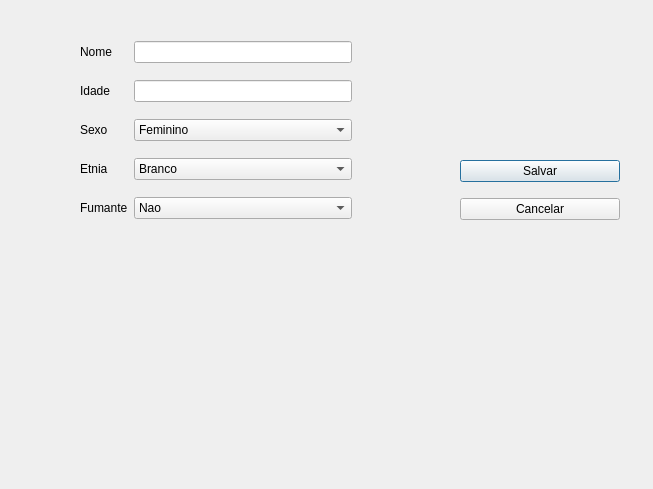
Old version of the form image_get/image_get/patientfile.ui in the repository isabelasd/tcc.
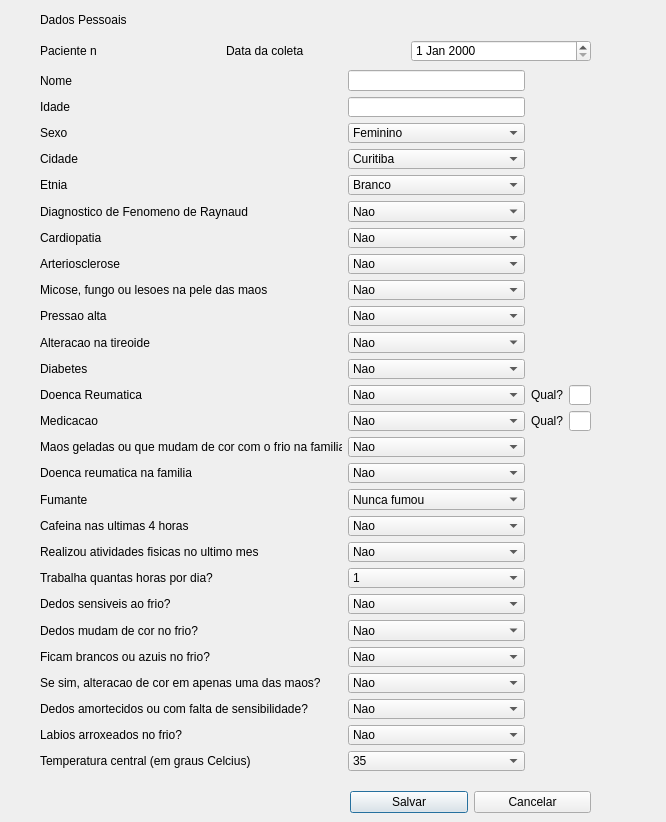
New version of the form.

```diff
--- a/image_get/image_get/patientfile.ui
+++ b/image_get/image_get/patientfile.ui
@@ -6,8 +6,8 @@
    <rect>
     <x>0</x>
     <y>0</y>
-    <width>653</width>
-    <height>489</height>
+    <width>666</width>
+    <height>822</height>
    </rect>
   </property>
   <property name="windowTitle">
@@ -16,19 +16,15 @@
   <widget class="QWidget" name="gridLayoutWidget">
    <property name="geometry">
     <rect>
-     <x>80</x>
-     <y>30</y>
-     <width>272</width>
-     <height>201</height>
+     <x>40</x>
+     <y>70</y>
+     <width>551</width>
+     <height>701</height>
     </rect>
    </property>
    <layout class="QGridLayout" name="gridLayout">
-    <item row="1" column="0">
-     <widget class="QLabel" name="idade_label">
-      <property name="text">
-       <string>Idade</string>
-      </property>
-     </widget>
+    <item row="0" column="2">
+     <widget class="QLineEdit" name="nome_in"/>
     </item>
     <item row="2" column="2">
      <widget class="QComboBox" name="sexo">
@@ -44,7 +40,14 @@
       </item>
      </widget>
     </item>
-    <item row="3" column="2">
+    <item row="1" column="0">
+     <widget class="QLabel" name="idade_label">
+      <property name="text">
+       <string>Idade</string>
+      </property>
+     </widget>
+    </item>
+    <item row="4" column="2">
      <widget class="QComboBox" name="etnia">
       <item>
        <property name="text">
@@ -61,19 +64,33 @@
         <string>Negro</string>
        </property>
       </item>
+      <item>
+       <property name="text">
+        <string>Asiatico</string>
+       </property>
+      </item>
+      <item>
+       <property name="text">
+        <string>Outros</string>
+       </property>
+      </item>
      </widget>
     </item>
-    <item row="0" column="2">
-     <widget class="QLineEdit" name="nome_in"/>
-    </item>
-    <item row="3" column="0">
+    <item row="4" column="0">
      <widget class="QLabel" name="etnia_label">
       <property name="text">
        <string>Etnia</string>
       </property>
      </widget>
     </item>
-    <item row="4" column="0">
+    <item row="0" column="0">
+     <widget class="QLabel" name="nome_label">
+      <property name="text">
+       <string>Nome</string>
+      </property>
+     </widget>
+    </item>
+    <item row="16" column="0">
      <widget class="QLabel" name="fumante_label">
       <property name="text">
        <string>Fumante</string>
@@ -87,18 +104,30 @@
       </property>
      </widget>
     </item>
-    <item row="0" column="0">
-     <widget class="QLabel" name="nome_label">
-      <property name="text">
-       <string>Nome</string>
-      </property>
+    <item row="16" column="2">
+     <widget class="QComboBox" name="fumante">
+      <item>
+       <property name="text">
+        <string>Nunca fumou</string>
+       </property>
+      </item>
+      <item>
+       <property name="text">
+        <string>Ex fumante</string>
+       </property>
+      </item>
+      <item>
+       <property name="text">
+        <string>Fumou nas ultimas 4 horas</string>
+       </property>
+      </item>
      </widget>
     </item>
     <item row="1" column="2">
      <widget class="QLineEdit" name="idade_in"/>
     </item>
-    <item row="4" column="2">
-     <widget class="QComboBox" name="fumante">
+    <item row="6" column="2">
+     <widget class="QComboBox" name="comboBox_3">
       <item>
        <property name="text">
         <string>Nao</string>
@@ -111,18 +140,686 @@
       </item>
      </widget>
     </item>
+    <item row="7" column="2">
+     <widget class="QComboBox" name="comboBox_4">
+      <item>
+       <property name="text">
+        <string>Nao</string>
+       </property>
+      </item>
+      <item>
+       <property name="text">
+        <string>Sim</string>
+       </property>
+      </item>
+     </widget>
+    </item>
+    <item row="14" column="2">
+     <widget class="QComboBox" name="comboBox_11">
+      <item>
+       <property name="text">
+        <string>Nao</string>
+       </property>
+      </item>
+      <item>
+       <property name="text">
+        <string>Sim</string>
+       </property>
+      </item>
+     </widget>
+    </item>
+    <item row="15" column="2">
+     <widget class="QComboBox" name="comboBox_12">
+      <item>
+       <property name="text">
+        <string>Nao</string>
+       </property>
+      </item>
+      <item>
+       <property name="text">
+        <string>Sim</string>
+       </property>
+      </item>
+     </widget>
+    </item>
+    <item row="19" column="0">
+     <widget class="QLabel" name="label_19">
+      <property name="text">
+       <string>Trabalha quantas horas por dia?</string>
+      </property>
+     </widget>
+    </item>
+    <item row="12" column="0">
+     <widget class="QLabel" name="label_11">
+      <property name="text">
+       <string>Doenca Reumatica</string>
+      </property>
+     </widget>
+    </item>
+    <item row="19" column="2">
+     <widget class="QComboBox" name="comboBox_15">
+      <item>
+       <property name="text">
+        <string>1</string>
+       </property>
+      </item>
+      <item>
+       <property name="text">
+        <string>2</string>
+       </property>
+      </item>
+      <item>
+       <property name="text">
+        <string>3</string>
+       </property>
+      </item>
+      <item>
+       <property name="text">
+        <string>4</string>
+       </property>
+      </item>
+      <item>
+       <property name="text">
+        <string>5</string>
+       </property>
+      </item>
+      <item>
+       <property name="text">
+        <string>6</string>
+       </property>
+      </item>
+      <item>
+       <property name="text">
+        <string>7</string>
+       </property>
+      </item>
+      <item>
+       <property name="text">
+        <string>8</string>
+       </property>
+      </item>
+      <item>
+       <property name="text">
+        <string>9</string>
+       </property>
+      </item>
+      <item>
+       <property name="text">
+        <string>10</string>
+       </property>
+      </item>
+      <item>
+       <property name="text">
+        <string>11</string>
+       </property>
+      </item>
+      <item>
+       <property name="text">
+        <string>12</string>
+       </property>
+      </item>
+      <item>
+       <property name="text">
+        <string>13</string>
+       </property>
+      </item>
+      <item>
+       <property name="text">
+        <string>14 ou mais</string>
+       </property>
+      </item>
+     </widget>
+    </item>
+    <item row="12" column="2">
+     <widget class="QComboBox" name="comboBox_9">
+      <item>
+       <property name="text">
+        <string>Nao</string>
+       </property>
+      </item>
+      <item>
+       <property name="text">
+        <string>Sim</string>
+       </property>
+      </item>
+     </widget>
+    </item>
+    <item row="11" column="2">
+     <widget class="QComboBox" name="comboBox_8">
+      <item>
+       <property name="text">
+        <string>Nao</string>
+       </property>
+      </item>
+      <item>
+       <property name="text">
+        <string>Sim</string>
+       </property>
+      </item>
+     </widget>
+    </item>
+    <item row="9" column="2">
+     <widget class="QComboBox" name="comboBox_6">
+      <item>
+       <property name="text">
+        <string>Nao</string>
+       </property>
+      </item>
+      <item>
+       <property name="text">
+        <string>Sim</string>
+       </property>
+      </item>
+     </widget>
+    </item>
+    <item row="20" column="0">
+     <widget class="QLabel" name="label_20">
+      <property name="text">
+       <string>Dedos sensiveis ao frio?</string>
+      </property>
+     </widget>
+    </item>
+    <item row="8" column="2">
+     <widget class="QComboBox" name="comboBox_5">
+      <item>
+       <property name="text">
+        <string>Nao</string>
+       </property>
+      </item>
+      <item>
+       <property name="text">
+        <string>Sim</string>
+       </property>
+      </item>
+     </widget>
+    </item>
+    <item row="5" column="0">
+     <widget class="QLabel" name="label_4">
+      <property name="text">
+       <string>Diagnostico de Fenomeno de Raynaud</string>
+      </property>
+     </widget>
+    </item>
+    <item row="5" column="2">
+     <widget class="QComboBox" name="comboBox_2">
+      <item>
+       <property name="text">
+        <string>Nao</string>
+       </property>
+      </item>
+      <item>
+       <property name="text">
+        <string>Sim</string>
+       </property>
+      </item>
+     </widget>
+    </item>
+    <item row="23" column="0">
+     <widget class="QLabel" name="label_23">
+      <property name="text">
+       <string>Se sim, alteracao de cor em apenas uma das maos?</string>
+      </property>
+     </widget>
+    </item>
+    <item row="20" column="2">
+     <widget class="QComboBox" name="comboBox_16">
+      <item>
+       <property name="text">
+        <string>Nao</string>
+       </property>
+      </item>
+      <item>
+       <property name="text">
+        <string>Sim</string>
+       </property>
+      </item>
+     </widget>
+    </item>
+    <item row="12" column="3">
+     <widget class="QLabel" name="label_12">
+      <property name="text">
+       <string>Qual?</string>
+      </property>
+     </widget>
+    </item>
+    <item row="10" column="2">
+     <widget class="QComboBox" name="comboBox_7">
+      <item>
+       <property name="text">
+        <string>Nao</string>
+       </property>
+      </item>
+      <item>
+       <property name="text">
+        <string>Sim</string>
+       </property>
+      </item>
+     </widget>
+    </item>
+    <item row="10" column="0">
+     <widget class="QLabel" name="label_9">
+      <property name="text">
+       <string>Alteracao na tireoide</string>
+      </property>
+     </widget>
+    </item>
+    <item row="11" column="0">
+     <widget class="QLabel" name="label_10">
+      <property name="text">
+       <string>Diabetes</string>
+      </property>
+     </widget>
+    </item>
+    <item row="25" column="0">
+     <widget class="QLabel" name="label_25">
+      <property name="text">
+       <string>Labios arroxeados no frio?</string>
+      </property>
+     </widget>
+    </item>
+    <item row="26" column="0">
+     <widget class="QLabel" name="label_26">
+      <property name="text">
+       <string>Temperatura central (em graus Celcius)</string>
+      </property>
+     </widget>
+    </item>
+    <item row="3" column="2">
+     <widget class="QComboBox" name="comboBox">
+      <item>
+       <property name="text">
+        <string>Curitiba</string>
+       </property>
+      </item>
+      <item>
+       <property name="text">
+        <string>Sao Jose dos Pinhais</string>
+       </property>
+      </item>
+      <item>
+       <property name="text">
+        <string>Pinhais</string>
+       </property>
+      </item>
+      <item>
+       <property name="text">
+        <string>Araucaria</string>
+       </property>
+      </item>
+      <item>
+       <property name="text">
+        <string>Almirante Tamandare</string>
+       </property>
+      </item>
+      <item>
+       <property name="text">
+        <string>Outra</string>
+       </property>
+      </item>
+     </widget>
+    </item>
+    <item row="13" column="0">
+     <widget class="QLabel" name="label_13">
+      <property name="text">
+       <string>Medicacao</string>
+      </property>
+     </widget>
+    </item>
+    <item row="13" column="2">
+     <widget class="QComboBox" name="comboBox_10">
+      <item>
+       <property name="text">
+        <string>Nao</string>
+       </property>
+      </item>
+      <item>
+       <property name="text">
+        <string>Sim</string>
+       </property>
+      </item>
+     </widget>
+    </item>
+    <item row="14" column="0">
+     <widget class="QLabel" name="label_15">
+      <property name="text">
+       <string>Maos geladas ou que mudam de cor com o frio na familia</string>
+      </property>
+     </widget>
+    </item>
+    <item row="17" column="2">
+     <widget class="QComboBox" name="comboBox_13">
+      <item>
+       <property name="text">
+        <string>Nao</string>
+       </property>
+      </item>
+      <item>
+       <property name="text">
+        <string>Sim</string>
+       </property>
+      </item>
+     </widget>
+    </item>
+    <item row="17" column="0">
+     <widget class="QLabel" name="label_17">
+      <property name="text">
+       <string>Cafeina nas ultimas 4 horas</string>
+      </property>
+     </widget>
+    </item>
+    <item row="24" column="0">
+     <widget class="QLabel" name="label_24">
+      <property name="text">
+       <string>Dedos amortecidos ou com falta de sensibilidade?</string>
+      </property>
+     </widget>
+    </item>
+    <item row="3" column="0">
+     <widget class="QLabel" name="label_3">
+      <property name="text">
+       <string>Cidade</string>
+      </property>
+     </widget>
+    </item>
+    <item row="6" column="0">
+     <widget class="QLabel" name="label_5">
+      <property name="text">
+       <string>Cardiopatia</string>
+      </property>
+     </widget>
+    </item>
+    <item row="7" column="0">
+     <widget class="QLabel" name="label_6">
+      <property name="text">
+       <string>Arteriosclerose</string>
+      </property>
+     </widget>
+    </item>
+    <item row="9" column="0">
+     <widget class="QLabel" name="label_8">
+      <property name="text">
+       <string>Pressao alta</string>
+      </property>
+     </widget>
+    </item>
+    <item row="13" column="4">
+     <widget class="QLineEdit" name="lineEdit_2"/>
+    </item>
+    <item row="13" column="3">
+     <widget class="QLabel" name="label_14">
+      <property name="text">
+       <string>Qual?</string>
+      </property>
+     </widget>
+    </item>
+    <item row="8" column="0">
+     <widget class="QLabel" name="label_7">
+      <property name="text">
+       <string>Micose, fungo ou lesoes na pele das maos</string>
+      </property>
+     </widget>
+    </item>
+    <item row="21" column="2">
+     <widget class="QComboBox" name="comboBox_17">
+      <item>
+       <property name="text">
+        <string>Nao</string>
+       </property>
+      </item>
+      <item>
+       <property name="text">
+        <string>Sim</string>
+       </property>
+      </item>
+     </widget>
+    </item>
+    <item row="22" column="2">
+     <widget class="QComboBox" name="comboBox_18">
+      <item>
+       <property name="text">
+        <string>Nao</string>
+       </property>
+      </item>
+      <item>
+       <property name="text">
+        <string>Sim</string>
+       </property>
+      </item>
+     </widget>
+    </item>
+    <item row="12" column="4">
+     <widget class="QLineEdit" name="lineEdit"/>
+    </item>
+    <item row="15" column="0">
+     <widget class="QLabel" name="label_16">
+      <property name="text">
+       <string>Doenca reumatica na familia</string>
+      </property>
+     </widget>
+    </item>
+    <item row="18" column="0">
+     <widget class="QLabel" name="label_18">
+      <property name="text">
+       <string>Realizou atividades fisicas no ultimo mes</string>
+      </property>
+     </widget>
+    </item>
+    <item row="18" column="2">
+     <widget class="QComboBox" name="comboBox_14">
+      <item>
+       <property name="text">
+        <string>Nao</string>
+       </property>
+      </item>
+      <item>
+       <property name="text">
+        <string>Sim</string>
+       </property>
+      </item>
+     </widget>
+    </item>
+    <item row="21" column="0">
+     <widget class="QLabel" name="label_21">
+      <property name="text">
+       <string>Dedos mudam de cor no frio?</string>
+      </property>
+     </widget>
+    </item>
+    <item row="22" column="0">
+     <widget class="QLabel" name="label_22">
+      <property name="text">
+       <string>Ficam brancos ou azuis no frio?</string>
+      </property>
+     </widget>
+    </item>
+    <item row="23" column="2">
+     <widget class="QComboBox" name="comboBox_19">
+      <item>
+       <property name="text">
+        <string>Nao</string>
+       </property>
+      </item>
+      <item>
+       <property name="text">
+        <string>Sim</string>
+       </property>
+      </item>
+     </widget>
+    </item>
+    <item row="24" column="2">
+     <widget class="QComboBox" name="comboBox_20">
+      <item>
+       <property name="text">
+        <string>Nao</string>
+       </property>
+      </item>
+      <item>
+       <property name="text">
+        <string>Sim</string>
+       </property>
+      </item>
+     </widget>
+    </item>
+    <item row="25" column="2">
+     <widget class="QComboBox" name="comboBox_21">
+      <item>
+       <property name="text">
+        <string>Nao</string>
+       </property>
+      </item>
+      <item>
+       <property name="text">
+        <string>Sim</string>
+       </property>
+      </item>
+     </widget>
+    </item>
+    <item row="26" column="2">
+     <widget class="QComboBox" name="comboBox_22">
+      <item>
+       <property name="text">
+        <string>35</string>
+       </property>
+      </item>
+      <item>
+       <property name="text">
+        <string>35.1</string>
+       </property>
+      </item>
+      <item>
+       <property name="text">
+        <string>35.2</string>
+       </property>
+      </item>
+      <item>
+       <property name="text">
+        <string>35.3</string>
+       </property>
+      </item>
+      <item>
+       <property name="text">
+        <string>35.4</string>
+       </property>
+      </item>
+      <item>
+       <property name="text">
+        <string>35.5</string>
+       </property>
+      </item>
+      <item>
+       <property name="text">
+        <string>35.6</string>
+       </property>
+      </item>
+      <item>
+       <property name="text">
+        <string>35.7</string>
+       </property>
+      </item>
+      <item>
+       <property name="text">
+        <string>35.8</string>
+       </property>
+      </item>
+      <item>
+       <property name="text">
+        <string>35.9</string>
+       </property>
+      </item>
+      <item>
+       <property name="text">
+        <string>36</string>
+       </property>
+      </item>
+      <item>
+       <property name="text">
+        <string>36.1</string>
+       </property>
+      </item>
+      <item>
+       <property name="text">
+        <string>36.2</string>
+       </property>
+      </item>
+      <item>
+       <property name="text">
+        <string>36.3</string>
+       </property>
+      </item>
+      <item>
+       <property name="text">
+        <string>36.4</string>
+       </property>
+      </item>
+      <item>
+       <property name="text">
+        <string>36.5</string>
+       </property>
+      </item>
+      <item>
+       <property name="text">
+        <string>36.6</string>
+       </property>
+      </item>
+      <item>
+       <property name="text">
+        <string>36.7</string>
+       </property>
+      </item>
+      <item>
+       <property name="text">
+        <string>36.8</string>
+       </property>
+      </item>
+      <item>
+       <property name="text">
+        <string>36.9</string>
+       </property>
+      </item>
+      <item>
+       <property name="text">
+        <string>37</string>
+       </property>
+      </item>
+      <item>
+       <property name="text">
+        <string>37.1</string>
+       </property>
+      </item>
+      <item>
+       <property name="text">
+        <string>37.2</string>
+       </property>
+      </item>
+      <item>
+       <property name="text">
+        <string>37.3</string>
+       </property>
+      </item>
+      <item>
+       <property name="text">
+        <string>37.4</string>
+       </property>
+      </item>
+      <item>
+       <property name="text">
+        <string>37.5</string>
+       </property>
+      </item>
+     </widget>
+    </item>
    </layout>
   </widget>
   <widget class="QWidget" name="verticalLayoutWidget">
    <property name="geometry">
     <rect>
-     <x>460</x>
-     <y>150</y>
-     <width>160</width>
-     <height>80</height>
+     <x>350</x>
+     <y>790</y>
+     <width>241</width>
+     <height>25</height>
     </rect>
    </property>
-   <layout class="QVBoxLayout" name="verticalLayout">
+   <layout class="QHBoxLayout" name="horizontalLayout_2">
     <item>
      <widget class="QPushButton" name="save">
       <property name="text">
@@ -139,6 +836,48 @@
     </item>
    </layout>
   </widget>
+  <widget class="QLabel" name="label">
+   <property name="geometry">
+    <rect>
+     <x>40</x>
+     <y>10</y>
+     <width>341</width>
+     <height>20</height>
+    </rect>
+   </property>
+   <property name="text">
+    <string>Dados Pessoais</string>
+   </property>
+  </widget>
+  <widget class="QWidget" name="">
+   <property name="geometry">
+    <rect>
+     <x>40</x>
+     <y>40</y>
+     <width>551</width>
+     <height>22</height>
+    </rect>
+   </property>
+   <layout class="QHBoxLayout" name="horizontalLayout">
+    <item>
+     <widget class="QLabel" name="label_2">
+      <property name="text">
+       <string>Paciente n</string>
+      </property>
+     </widget>
+    </item>
+    <item>
+     <widget class="QLabel" name="label_27">
+      <property name="text">
+       <string>Data da coleta</string>
+      </property>
+     </widget>
+    </item>
+    <item>
+     <widget class="QDateEdit" name="dateEdit"/>
+    </item>
+   </layout>
+  </widget>
  </widget>
  <resources/>
  <connections/>
```
